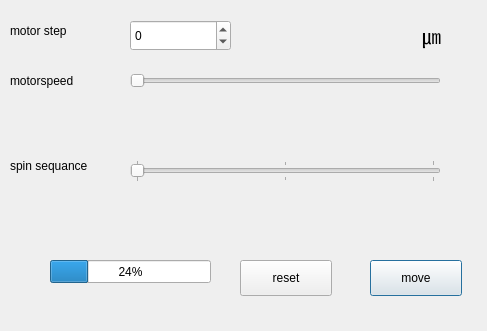
4Y4N4/Lab, file motor.ui: the form before one commit.
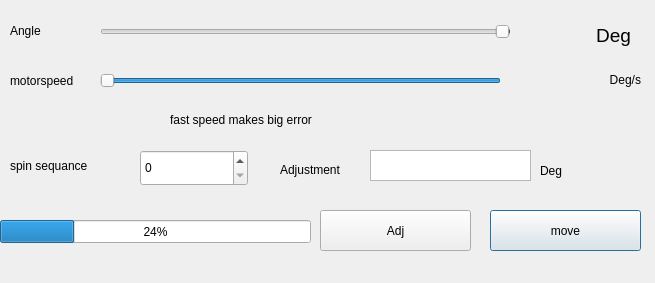
The form after the commit.

```diff
--- a/motor.ui
+++ b/motor.ui
@@ -6,35 +6,19 @@
    <rect>
     <x>0</x>
     <y>0</y>
-    <width>487</width>
-    <height>331</height>
+    <width>655</width>
+    <height>283</height>
    </rect>
   </property>
   <property name="windowTitle">
    <string>Dialog</string>
   </property>
-  <widget class="QSpinBox" name="stepcontroler">
-   <property name="geometry">
-    <rect>
-     <x>130</x>
-     <y>20</y>
-     <width>101</width>
-     <height>31</height>
-    </rect>
-   </property>
-   <property name="minimum">
-    <number>-999</number>
-   </property>
-   <property name="maximum">
-    <number>999</number>
-   </property>
-  </widget>
   <widget class="QProgressBar" name="progressBar">
    <property name="geometry">
     <rect>
-     <x>50</x>
-     <y>260</y>
-     <width>161</width>
+     <x>0</x>
+     <y>220</y>
+     <width>311</width>
      <height>23</height>
     </rect>
    </property>
@@ -45,15 +29,30 @@
   <widget class="QSlider" name="speedcontrol">
    <property name="geometry">
     <rect>
-     <x>130</x>
+     <x>100</x>
      <y>70</y>
-     <width>311</width>
+     <width>401</width>
      <height>22</height>
     </rect>
    </property>
+   <property name="minimum">
+    <number>0</number>
+   </property>
+   <property name="maximum">
+    <number>200</number>
+   </property>
+   <property name="value">
+    <number>200</number>
+   </property>
    <property name="orientation">
     <enum>Qt::Horizontal</enum>
    </property>
+   <property name="invertedAppearance">
+    <bool>true</bool>
+   </property>
+   <property name="invertedControls">
+    <bool>false</bool>
+   </property>
   </widget>
   <widget class="QLabel" name="step">
    <property name="geometry">
@@ -65,7 +64,7 @@
     </rect>
    </property>
    <property name="text">
-    <string>motor step</string>
+    <string>Angle</string>
    </property>
   </widget>
   <widget class="QLabel" name="speed">
@@ -84,9 +83,9 @@
   <widget class="QLabel" name="lengthUnit">
    <property name="geometry">
     <rect>
-     <x>240</x>
+     <x>510</x>
      <y>20</y>
-     <width>201</width>
+     <width>121</width>
      <height>31</height>
     </rect>
    </property>
@@ -97,7 +96,7 @@
     <bool>true</bool>
    </property>
    <property name="text">
-    <string>&lt;html&gt;&lt;head/&gt;&lt;body&gt;&lt;p&gt;&lt;span style=&quot; font-size:14pt;&quot;&gt;㎛&lt;/span&gt;&lt;/p&gt;&lt;/body&gt;&lt;/html&gt;</string>
+    <string>&lt;html&gt;&lt;head/&gt;&lt;body&gt;&lt;p&gt;&lt;span style=&quot; font-size:14pt;&quot;&gt;Deg&lt;/span&gt;&lt;/p&gt;&lt;/body&gt;&lt;/html&gt;</string>
    </property>
    <property name="alignment">
     <set>Qt::AlignRight|Qt::AlignTrailing|Qt::AlignVCenter</set>
@@ -128,67 +127,133 @@
     <string>spin sequance</string>
    </property>
   </widget>
-  <widget class="QSlider" name="sequenceselector">
-   <property name="geometry">
-    <rect>
-     <x>130</x>
-     <y>160</y>
-     <width>311</width>
-     <height>22</height>
-    </rect>
-   </property>
-   <property name="focusPolicy">
-    <enum>Qt::StrongFocus</enum>
-   </property>
-   <property name="contextMenuPolicy">
-    <enum>Qt::CustomContextMenu</enum>
-   </property>
-   <property name="inputMethodHints">
-    <set>Qt::ImhNone</set>
-   </property>
-   <property name="maximum">
-    <number>2</number>
-   </property>
-   <property name="singleStep">
-    <number>1</number>
-   </property>
-   <property name="pageStep">
-    <number>1</number>
-   </property>
-   <property name="orientation">
-    <enum>Qt::Horizontal</enum>
-   </property>
-   <property name="tickPosition">
-    <enum>QSlider::TicksBothSides</enum>
-   </property>
-   <property name="tickInterval">
-    <number>1</number>
-   </property>
-  </widget>
   <widget class="QPushButton" name="move">
    <property name="geometry">
     <rect>
-     <x>370</x>
-     <y>260</y>
-     <width>92</width>
-     <height>36</height>
+     <x>490</x>
+     <y>210</y>
+     <width>151</width>
+     <height>41</height>
     </rect>
    </property>
    <property name="text">
     <string>move</string>
    </property>
   </widget>
-  <widget class="QPushButton" name="reset">
+  <widget class="QLabel" name="speed">
    <property name="geometry">
     <rect>
-     <x>240</x>
-     <y>260</y>
-     <width>92</width>
+     <x>510</x>
+     <y>70</y>
+     <width>131</width>
+     <height>20</height>
+    </rect>
+   </property>
+   <property name="text">
+    <string>Deg/s</string>
+   </property>
+   <property name="alignment">
+    <set>Qt::AlignRight|Qt::AlignTrailing|Qt::AlignVCenter</set>
+   </property>
+  </widget>
+  <widget class="QSlider" name="angleSelector">
+   <property name="geometry">
+    <rect>
+     <x>100</x>
+     <y>20</y>
+     <width>411</width>
+     <height>24</height>
+    </rect>
+   </property>
+   <property name="maximum">
+    <number>800</number>
+   </property>
+   <property name="sliderPosition">
+    <number>2</number>
+   </property>
+   <property name="orientation">
+    <enum>Qt::Horizontal</enum>
+   </property>
+   <property name="invertedAppearance">
+    <bool>true</bool>
+   </property>
+   <property name="invertedControls">
+    <bool>true</bool>
+   </property>
+  </widget>
+  <widget class="QLabel" name="warnning">
+   <property name="geometry">
+    <rect>
+     <x>170</x>
+     <y>110</y>
+     <width>181</width>
+     <height>20</height>
+    </rect>
+   </property>
+   <property name="text">
+    <string>fast speed makes big error</string>
+   </property>
+  </widget>
+  <widget class="QSpinBox" name="seqSel">
+   <property name="geometry">
+    <rect>
+     <x>140</x>
+     <y>150</y>
+     <width>108</width>
      <height>36</height>
     </rect>
    </property>
+   <property name="maximum">
+    <number>2</number>
+   </property>
+  </widget>
+  <widget class="QTextEdit" name="adjVlaue">
+   <property name="geometry">
+    <rect>
+     <x>370</x>
+     <y>150</y>
+     <width>161</width>
+     <height>31</height>
+    </rect>
+   </property>
+  </widget>
+  <widget class="QLabel" name="adj">
+   <property name="geometry">
+    <rect>
+     <x>280</x>
+     <y>160</y>
+     <width>101</width>
+     <height>20</height>
+    </rect>
+   </property>
    <property name="text">
-    <string>reset</string>
+    <string>Adjustment</string>
+   </property>
+  </widget>
+  <widget class="QLabel" name="adjLabel">
+   <property name="geometry">
+    <rect>
+     <x>540</x>
+     <y>160</y>
+     <width>31</width>
+     <height>21</height>
+    </rect>
+   </property>
+   <property name="text">
+    <string>Deg</string>
+   </property>
+  </widget>
+  <widget class="QPushButton" name="doAdj">
+   <property name="geometry">
+    <rect>
+     <x>320</x>
+     <y>210</y>
+     <width>151</width>
+     <height>41</height>
+    </rect>
+   </property>
+   <property name="text">
+    <string>Adj</string>
    </property>
   </widget>
  </widget>
```
Left out of the diff: 123 changed lines with no effect on the pictures.
